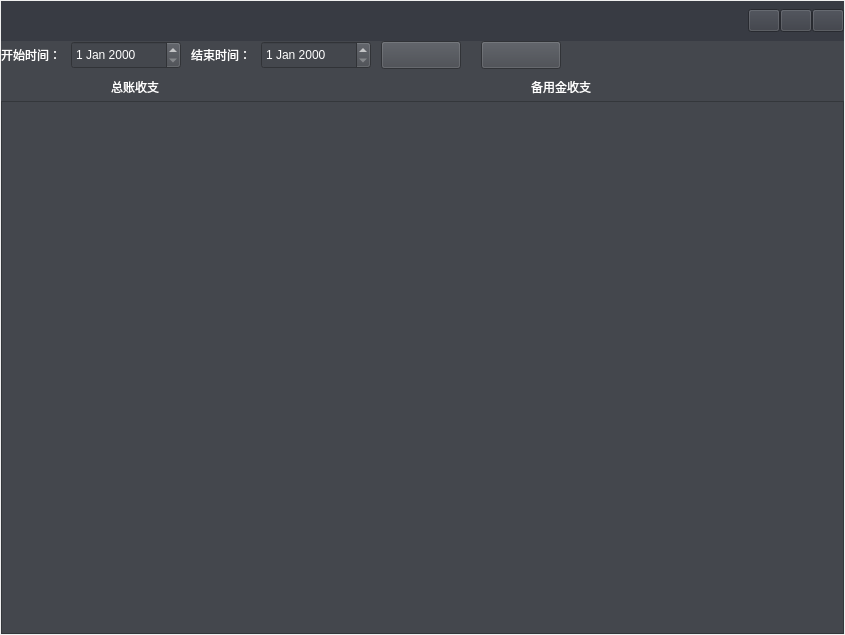
Before: the Qt Designer form ChuangfengDesktop/TotalReportManagerQWidget.ui in asdlei99/chuangfengdesktop, drawn with Qt 5.
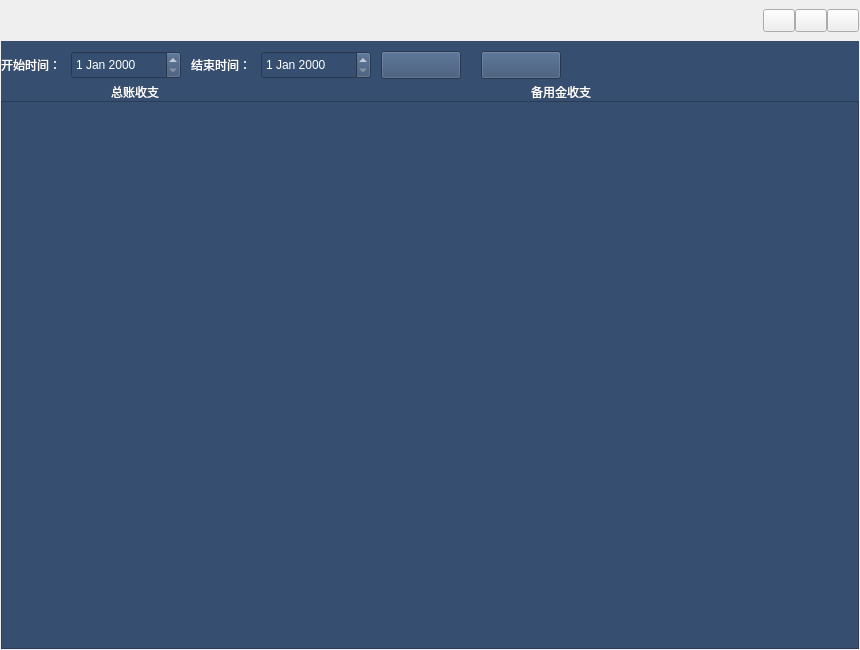
After: the same form once the commit is applied.

```diff
--- a/ChuangfengDesktop/TotalReportManagerQWidget.ui
+++ b/ChuangfengDesktop/TotalReportManagerQWidget.ui
@@ -6,14 +6,14 @@
    <rect>
     <x>0</x>
     <y>0</y>
-    <width>845</width>
-    <height>635</height>
+    <width>860</width>
+    <height>650</height>
    </rect>
   </property>
   <property name="minimumSize">
    <size>
-    <width>845</width>
-    <height>635</height>
+    <width>860</width>
+    <height>650</height>
    </size>
   </property>
   <property name="windowTitle">
@@ -44,7 +44,7 @@
       </size>
      </property>
      <property name="styleSheet">
-      <string notr="true">background-color: rgb(56, 59, 67);</string>
+      <string notr="true"/>
      </property>
      <layout class="QHBoxLayout" name="horizontalLayout">
       <property name="spacing">
@@ -132,13 +132,13 @@
       </size>
      </property>
      <property name="styleSheet">
-      <string notr="true">background-color: rgb(68, 71, 77);</string>
+      <string notr="true">background-color: rgb(54, 78, 111);</string>
      </property>
      <widget class="QDateEdit" name="totalreport_startdateEdit">
       <property name="geometry">
        <rect>
         <x>70</x>
-        <y>0</y>
+        <y>10</y>
         <width>110</width>
         <height>28</height>
        </rect>
@@ -151,8 +151,8 @@
       <property name="geometry">
        <rect>
         <x>190</x>
-        <y>0</y>
-        <width>60</width>
+        <y>10</y>
+        <width>65</width>
         <height>28</height>
        </rect>
       </property>
@@ -167,7 +167,7 @@
       <property name="geometry">
        <rect>
         <x>260</x>
-        <y>0</y>
+        <y>10</y>
         <width>110</width>
         <height>28</height>
        </rect>
@@ -180,8 +180,8 @@
       <property name="geometry">
        <rect>
         <x>0</x>
-        <y>0</y>
-        <width>60</width>
+        <y>10</y>
+        <width>66</width>
         <height>28</height>
        </rect>
       </property>
@@ -196,7 +196,7 @@
       <property name="geometry">
        <rect>
         <x>380</x>
-        <y>0</y>
+        <y>10</y>
         <width>80</width>
         <height>28</height>
        </rect>
@@ -209,9 +209,9 @@
       <property name="geometry">
        <rect>
         <x>110</x>
-        <y>30</y>
+        <y>40</y>
         <width>191</width>
-        <height>31</height>
+        <height>21</height>
        </rect>
       </property>
       <property name="styleSheet">
@@ -226,9 +226,9 @@
       <property name="geometry">
        <rect>
         <x>530</x>
-        <y>30</y>
+        <y>40</y>
         <width>191</width>
-        <height>31</height>
+        <height>21</height>
        </rect>
       </property>
       <property name="styleSheet">
@@ -243,7 +243,7 @@
       <property name="geometry">
        <rect>
         <x>480</x>
-        <y>0</y>
+        <y>10</y>
         <width>80</width>
         <height>28</height>
        </rect>
@@ -257,7 +257,7 @@
    <item>
     <widget class="QTableView" name="total_reporttableView">
      <property name="styleSheet">
-      <string notr="true">background-color: rgb(68, 71, 77);</string>
+      <string notr="true">background-color: rgb(54, 78, 111);</string>
      </property>
     </widget>
    </item>
```
Left out of the diff: 6 changed lines with no effect on the pictures.
